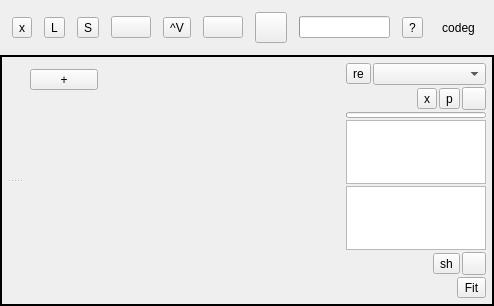
Old version of the form src/Ui/AppWindow.ui in the repository NikolayRag/codeg.
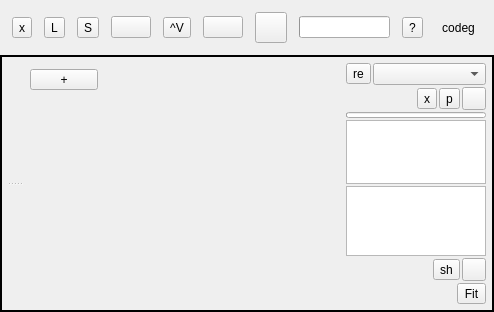
New version of the form. Icons and pictures are not drawn.

```diff
--- a/src/Ui/AppWindow.ui
+++ b/src/Ui/AppWindow.ui
@@ -583,7 +583,7 @@
                        <property name="maximumSize">
                         <size>
                          <width>140</width>
-                         <height>64</height>
+                         <height>96</height>
                         </size>
                        </property>
                        <property name="frameShadow">
```
